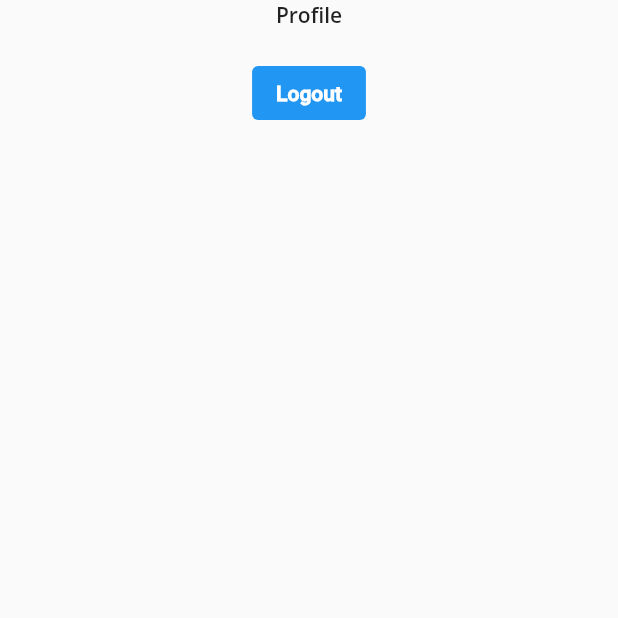
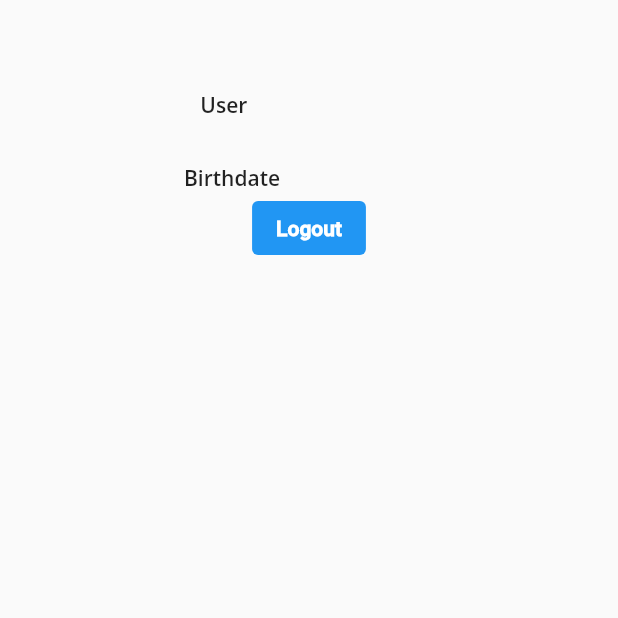
Before and after one commit to albertoazinar/book-gallery, a Flutter app: the Profile screen opened directly, on a phone screen of 412 x 824 dp, the top half of it. Run offline on Flutter 3.47's test engine with Material 2 defaults, Android fonts, the phone set to English and light mode, and no system bars; our stand-ins replace cloud_firestore, firebase_auth, firebase_core, flutter_svg; missing offline and left inert: loading_gifs; accounts and stored records are empty.

Commit message:
cleaned unnecessary imports

```diff
--- a/lib/screens/Profile.dart
+++ b/lib/screens/Profile.dart
@@ -18,10 +18,41 @@ class _ProfileState extends State<Profile> {
       body: Center(
         child: Column(
             children : [
-                Text("Profile"),
-                Text(
-                    '${user?.email}'
+
+                SizedBox(
+                  height: 60,
                 ),
+
+                Padding(
+                  padding: const EdgeInsets.symmetric(horizontal: 20),
+                  child: Row(
+                    mainAxisAlignment: MainAxisAlignment.spaceEvenly,
+                    children: [
+                      Text("User"),
+                      Text(
+                          '${user?.email}'
+                      ),
+                    ],
+                  ),
+                ),
+
+                SizedBox(
+                  height: 30,
+                ),
+
+                Padding(
+                  padding: const EdgeInsets.symmetric(horizontal: 20),
+                  child: Row(
+                    mainAxisAlignment: MainAxisAlignment.spaceEvenly,
+                    children: [
+                      Text("Birthdate"),
+                      Text(
+                          '${user?.birthDate}'
+                      ),
+                    ],
+                  ),
+                ),
+
                 ElevatedButton(
                     onPressed: (){
                       context.read<Firebase_Auth_Service>().signOut();
--- a/lib/screens/book_details.dart
+++ b/lib/screens/book_details.dart
@@ -27,12 +27,10 @@ class _Book_infoState extends State<Book_info> {
             widget.book.authors  , widget.book.categories ,
             widget.book.description, widget.book.thumbnail.toString(), widget.book.id
         ).then((value) => print("here"));
-      _isFavourite = false;
     }
 
     void toggleFavIcon(){
       setState(() {
-        _isFavourite ? _isFavourite = false : _isFavourite = true;
         _isFavourite ? addToFavourites() : _isFavourite = true;
       });
     }
@@ -40,6 +38,7 @@ class _Book_infoState extends State<Book_info> {
     Widget favIcon(){
       return IconButton(
           onPressed: (){
+            if(!_isFavourite) _isFavourite = true;
             toggleFavIcon();
           },
           icon: (
--- a/lib/screens/screen_manager.dart
+++ b/lib/screens/screen_manager.dart
@@ -2,7 +2,6 @@ import 'package:book_gallery/screens/favourite.dart';
 import 'package:book_gallery/screens/Profile.dart';
 import 'package:book_gallery/screens/home.dart';
 import 'package:flutter/material.dart';
-import 'package:flutter_svg/flutter_svg.dart';
 
 class ScreenManager extends StatefulWidget {
   const ScreenManager({Key? key}) : super(key: key);
@@ -24,7 +23,7 @@ class _ScreenManagerState extends State<ScreenManager> {
           color: const Color.fromRGBO(150, 148, 246, 1.0),
       )
     },
-    {'screen':'Favorites',
+    {'screen':'Favourite Books',
       'icon': Icon(
         Icons.favorite_border_outlined,
         color:  const Color.fromRGBO(150, 148, 246, 1.0),
--- a/lib/services/books_api_manager.dart
+++ b/lib/services/books_api_manager.dart
@@ -15,7 +15,6 @@ class ApiManager {
               var jsonString = response.body;
               var jsonMap = json.decode(jsonString);
               books = BookList.fromJson(jsonMap);
-              print(books);
           }
       }catch(Exception){
         print(Exception.toString());
--- a/lib/services/firestore_services.dart
+++ b/lib/services/firestore_services.dart
@@ -37,8 +37,6 @@ class Firestore_Service {
         "thumbnail" : thumbnail,
       };
 
-      print(bookData);
-
       FirebaseFirestore.instance.collection('users')
           .doc(user_id)
           .collection("favouriteBooks")
```
Also changed, not shown: lib/screens/favourite.dart (+21 -5 lines), lib/screens/login.dart (+6 -4 lines), assets/icons/icons8-google.svg (added).
